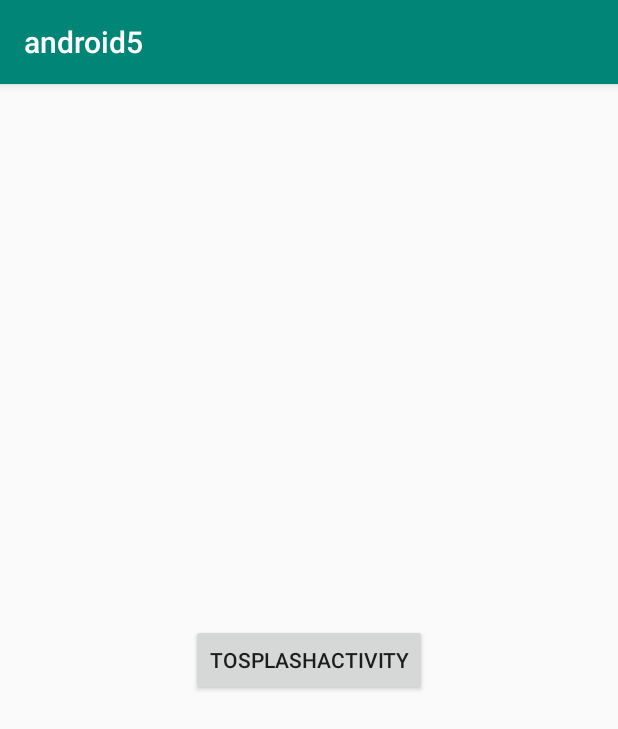
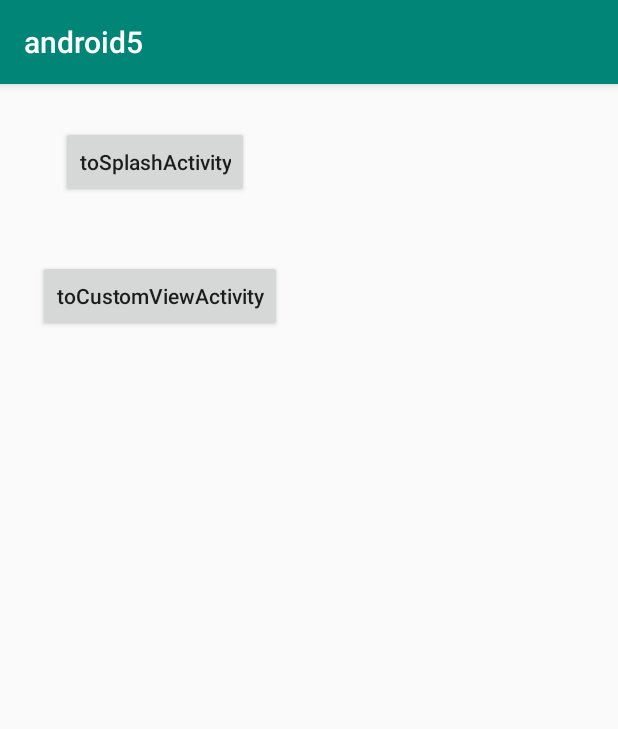
Before and after one commit to XiuyeXYE/AndroidUtil, an Android app: the screen it shows after launch (SplashActivity), on a phone screen of 412 x 824 dp. Shown: the top 729 px of the screen. Run offline under Robolectric (Android 15) with nearby library versions, the phone set to English and light mode, and no system bars; libraries missing offline, so code that uses them is left out: com.xiuye.util.

Commit message:
android self defined view

```diff
--- a/app/src/main/java/com/xy/activity/SplashActivity.java
+++ b/app/src/main/java/com/xy/activity/SplashActivity.java
@@ -4,6 +4,8 @@ import android.content.Intent;
 import android.os.Bundle;
 
 import androidx.appcompat.app.AppCompatActivity;
+
+import com.xiuye.util.cls.XType;
 
 public class SplashActivity extends AppCompatActivity {
 
@@ -14,5 +16,8 @@ public class SplashActivity extends AppCompatActivity {
         findViewById(R.id.toSplashActivity).setOnClickListener(v -> {
             startActivity(new Intent(this, MainActivity.class));
         });
+        findViewById(R.id.toCustomViewActivityBtn).setOnClickListener(v -> {
+            startActivity(XType.newInstance(Intent::new, this, CustomViewActivity.class));
+        });
     }
 }
--- a/app/src/main/res/layout/activity_splash.xml
+++ b/app/src/main/res/layout/activity_splash.xml
@@ -4,16 +4,34 @@
     xmlns:tools="http://schemas.android.com/tools"
     android:layout_width="match_parent"
     android:layout_height="match_parent"
-    tools:context=".SplashActivity">
+    tools:context=".SplashActivity"
+
+    >
 
     <Button
         android:id="@+id/toSplashActivity"
         android:layout_width="wrap_content"
         android:layout_height="wrap_content"
         android:text="toSplashActivity"
+        android:textAllCaps="false"
         app:layout_constraintBottom_toBottomOf="parent"
         app:layout_constraintEnd_toEndOf="parent"
+        app:layout_constraintHorizontal_bias="0.141"
         app:layout_constraintStart_toStartOf="parent"
-        app:layout_constraintTop_toTopOf="parent" />
+        app:layout_constraintTop_toTopOf="parent"
+        app:layout_constraintVertical_bias="0.039" />
+
+    <Button
+        android:id="@+id/toCustomViewActivityBtn"
+        android:layout_width="wrap_content"
+        android:layout_height="wrap_content"
+        android:text="toCustomViewActivity"
+        android:textAllCaps="false"
+        app:layout_constraintBottom_toBottomOf="parent"
+        app:layout_constraintEnd_toEndOf="parent"
+        app:layout_constraintHorizontal_bias="0.101"
+        app:layout_constraintStart_toStartOf="parent"
+        app:layout_constraintTop_toBottomOf="@+id/toSplashActivity"
+        app:layout_constraintVertical_bias="0.064" />
 
 </androidx.constraintlayout.widget.ConstraintLayout>
```
Also changed, not shown: app/src/main/AndroidManifest.xml (+10 -2 lines), app/src/main/java/com/xy/activity/CustomViewActivity.java (added, +15 -0 lines), app/src/main/java/com/xy/view/PieChart.java (added, +137 -0 lines), app/src/main/res/layout/layout_piechart.xml (added, +16 -0 lines), app/src/main/res/values/attrs.xml (added, +12 -0 lines).
